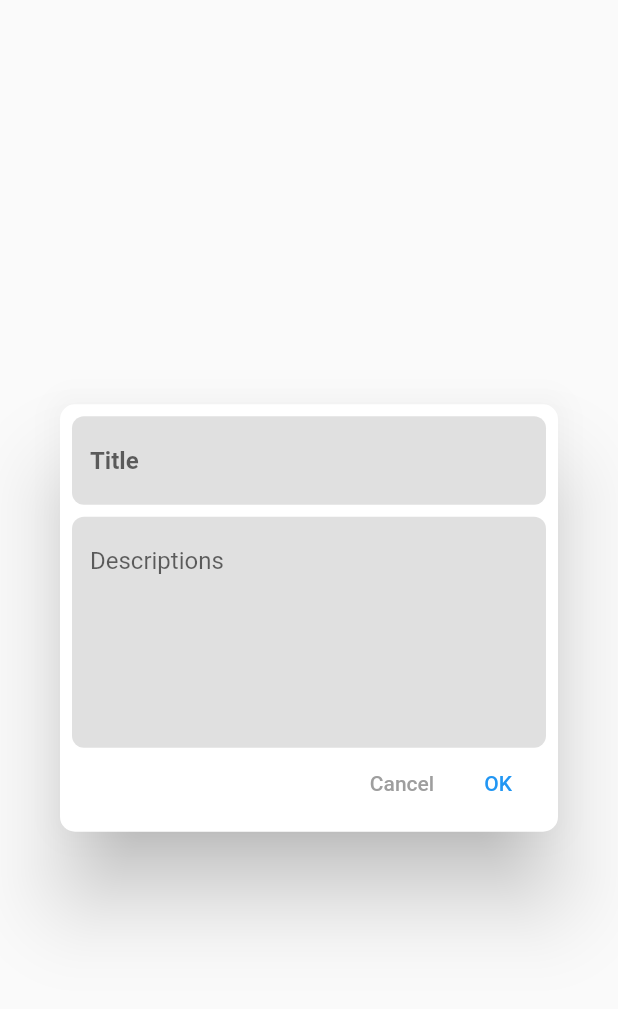
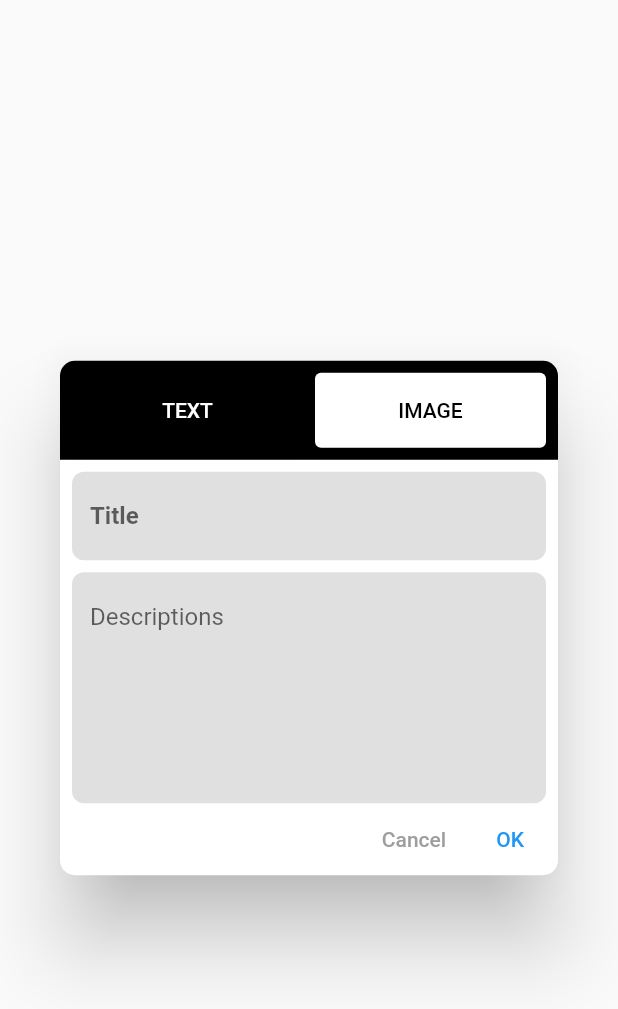
Before and after one commit to MHunga/amz_360, a Flutter app: the EditInfoHotspotDialog widget shown alone on an empty page, opened directly, on a phone screen of 412 x 824 dp. Shown: the top 1009 px of the screen. Run offline on Flutter 3.47's test engine with Material 2 defaults, Android fonts, the phone set to English and light mode, and no system bars; our stand-ins replace dio, image_picker; network calls fail.

Commit message:
update ui from add hotspot

```diff
--- a/lib/src/view/amz_360_view.dart
+++ b/lib/src/view/amz_360_view.dart
@@ -454,7 +454,9 @@ class _Amz360ScenceState extends State<_Amz360Scence>
             ),
           ),
         );
-        widgets.add(child);
+        if (hotspot.videoUrl == null) {
+          widgets.add(child);
+        }
       }
     }
     return Stack(children: widgets);
--- a/lib/src/view/edit_hotspot_dialog.dart
+++ b/lib/src/view/edit_hotspot_dialog.dart
@@ -1,3 +1,5 @@
+import 'dart:async';
+
 import 'package:amz_360/src/models/response_vt_project.dart';
 import 'package:flutter/material.dart';
 import 'package:flutter/widgets.dart';
@@ -9,21 +11,74 @@ class EditInfoHotspotDialog extends StatelessWidget {
   final TextEditingController titleController = TextEditingController();
   final TextEditingController descriptionsController = TextEditingController();
   final GlobalKey<FormState> formKey = GlobalKey<FormState>();
+  StreamController<bool> typeController = StreamController.broadcast();
   @override
   Widget build(BuildContext context) {
     return Dialog(
       shape: RoundedRectangleBorder(borderRadius: BorderRadius.circular(10)),
-      child: Padding(
-        padding: const EdgeInsets.all(8.0),
       child: Form(
         key: formKey,
-          child: Column(
+        child: StreamBuilder<bool>(
+            initialData: false,
+            stream: typeController.stream,
+            builder: (context, snapshot) {
+              return Column(
                 mainAxisSize: MainAxisSize.min,
                 children: [
-              TextFormField(
+                  Container(
+                    alignment: Alignment.center,
+                    padding: const EdgeInsets.all(8),
+                    decoration: const BoxDecoration(
+                        color: Colors.black,
+                        borderRadius: BorderRadius.only(
+                            topLeft: Radius.circular(10),
+                            topRight: Radius.circular(10))),
+                    child: Row(
+                      mainAxisSize: MainAxisSize.min,
+                      children: [
+                        Expanded(
+                          child: ElevatedButton(
+                              onPressed: () {
+                                typeController.add(false);
+                              },
+                              style: TextButton.styleFrom(
+                                  backgroundColor: snapshot.data!
+                                      ? Colors.white
+                                      : Colors.black,
+                                  minimumSize: const Size(double.infinity, 50)),
+                              child: Text("TEXT",
+                                  style: TextStyle(
+                                      color: snapshot.data!
+                                          ? Colors.black
+                                          : Colors.white))),
+                        ),
+                        const SizedBox(width: 8),
+                        Expanded(
+                          child: ElevatedButton(
+                              onPressed: () {
+                                typeController.add(true);
+                              },
+                              style: TextButton.styleFrom(
+                                  backgroundColor: !snapshot.data!
+                                      ? Colors.white
+                                      : Colors.black,
+                                  minimumSize: const Size(double.infinity, 50)),
+                              child: Text("IMAGE",
+                                  style: TextStyle(
+                                      color: !snapshot.data!
+                                          ? Colors.black
+                                          : Colors.white))),
+                        ),
+                      ],
+                    ),
+                  ),
+                  const SizedBox(height: 8),
+                  Padding(
+                    padding: const EdgeInsets.symmetric(horizontal: 8),
+                    child: TextFormField(
                       controller: titleController,
-                style:
-                    const TextStyle(fontSize: 16, fontWeight: FontWeight.w600),
+                      style: const TextStyle(
+                          fontSize: 16, fontWeight: FontWeight.w600),
                       decoration: InputDecoration(
                         hintText: "Title",
                         filled: true,
@@ -38,8 +93,12 @@ class EditInfoHotspotDialog extends StatelessWidget {
                         }
                       },
                     ),
+                  ),
                   const SizedBox(height: 8),
-              TextFormField(
+                  if (!snapshot.data!)
+                    Padding(
+                      padding: const EdgeInsets.symmetric(horizontal: 8),
+                      child: TextFormField(
                         controller: descriptionsController,
                         maxLines: 6,
                         decoration: InputDecoration(
@@ -54,6 +113,27 @@ class EditInfoHotspotDialog extends StatelessWidget {
                             return "Can not empty";
                           }
                         },
+                      ),
+                    ),
+                  if (snapshot.data!)
+                    Container(
+                      height: 153,
+                      alignment: Alignment.center,
+                      margin: const EdgeInsets.symmetric(
+                        horizontal: 8,
+                      ),
+                      decoration: BoxDecoration(
+                        borderRadius: BorderRadius.circular(10),
+                        color: Colors.black12,
+                      ),
+                      child: Row(
+                        mainAxisAlignment: MainAxisAlignment.center,
+                        children: const [
+                          Text("Select Image"),
+                          SizedBox(width: 8),
+                          Icon(Icons.upload_sharp)
+                        ],
+                      ),
                     ),
                   Row(
                     mainAxisAlignment: MainAxisAlignment.end,
@@ -79,8 +159,8 @@ class EditInfoHotspotDialog extends StatelessWidget {
                     ],
                   )
                 ],
-          ),
-        ),
+              );
+            }),
       ),
     );
   }
```
Lines whose indentation alone changed are shown as unchanged.
